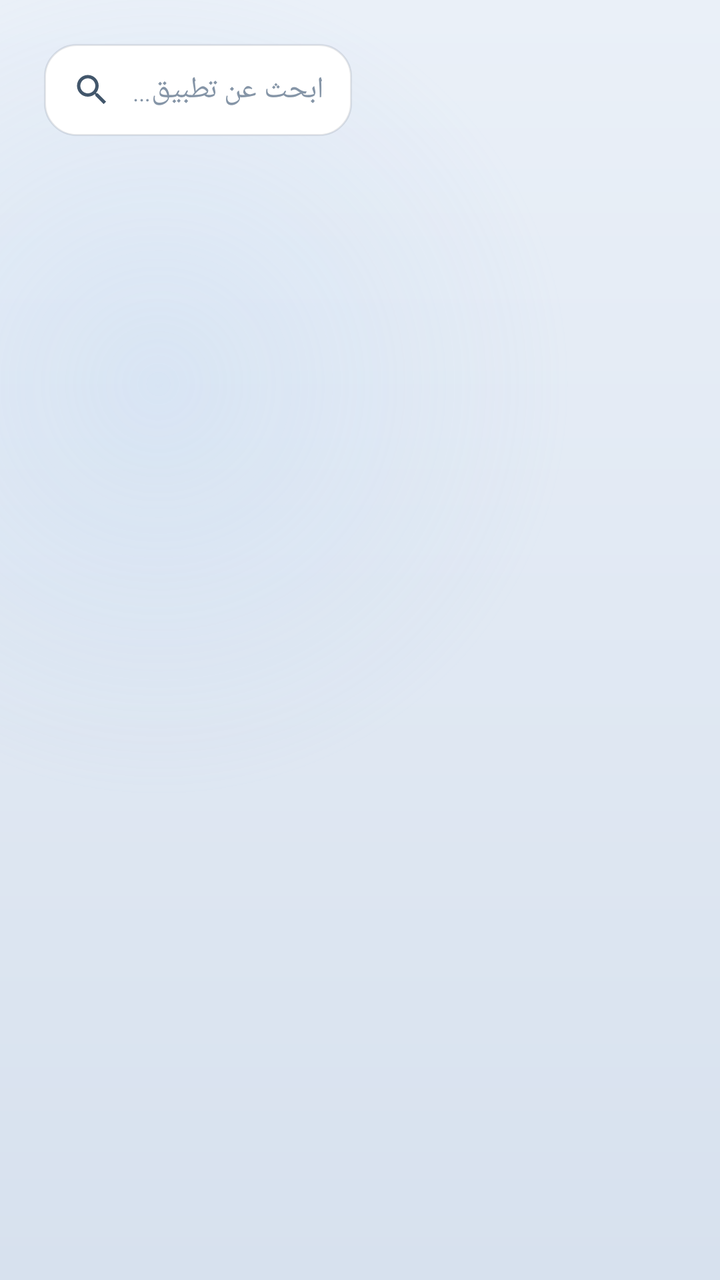
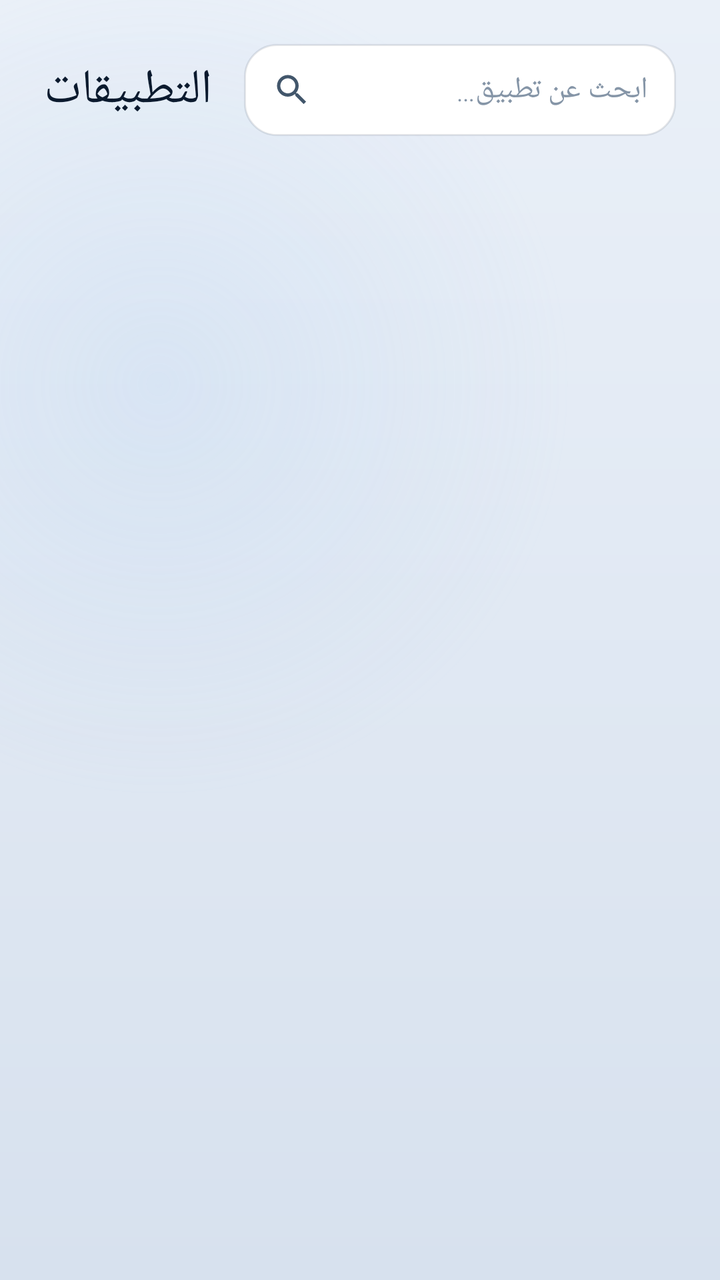

Before-and-after screenshots of an Android layout around one commit, followed by the original layout XML and the change that was made.
<!-- AndroidManifest.xml: application theme Theme.ZarwaLauncher -->
<!-- res/layout/fragment_apps.xml -->
<?xml version="1.0" encoding="utf-8"?>
<androidx.constraintlayout.widget.ConstraintLayout
    xmlns:android="http://schemas.android.com/apk/res/android"
    xmlns:app="http://schemas.android.com/apk/res/constraint"
    xmlns:tools="http://schemas.android.com/tools"
    android:layout_width="match_parent"
    android:layout_height="match_parent"
    android:padding="22dp">

    <TextView
        android:id="@+id/title"
        android:layout_width="wrap_content"
        android:layout_height="wrap_content"
        android:fontFamily="sans-serif-light"
        android:text="@string/all_apps"
        android:textColor="@color/text_primary"
        android:textSize="24sp"
        app:layout_constraintStart_toStartOf="parent"
        app:layout_constraintTop_toTopOf="parent"
        app:layout_constraintBottom_toBottomOf="@id/searchBox" />

    <LinearLayout
        android:id="@+id/searchBox"
        android:layout_width="0dp"
        android:layout_height="46dp"
        android:layout_marginStart="16dp"
        android:background="@drawable/search_bg"
        android:gravity="center_vertical"
        android:orientation="horizontal"
        android:paddingHorizontal="14dp"
        app:layout_constraintEnd_toEndOf="parent"
        app:layout_constraintStart_toEndOf="@id/title"
        app:layout_constraintTop_toTopOf="parent">

        <ImageView
            android:layout_width="20dp"
            android:layout_height="20dp"
            android:contentDescription="search"
            android:src="@drawable/ic_search" />

        <EditText
            android:id="@+id/editSearch"
            android:layout_width="match_parent"
            android:layout_height="match_parent"
            android:layout_marginStart="10dp"
            android:background="@null"
            android:hint="@string/search_apps"
            android:imeOptions="actionSearch"
            android:inputType="text"
            android:maxLines="1"
            android:textColor="@color/text_primary"
            android:textColorHint="@color/text_muted"
            android:textSize="15sp"
            tools:ignore="Autofill" />
    </LinearLayout>

    <androidx.recyclerview.widget.RecyclerView
        android:id="@+id/gridApps"
        android:layout_width="match_parent"
        android:layout_height="0dp"
        android:layout_marginTop="18dp"
        android:clipToPadding="false"
        app:layout_constraintBottom_toBottomOf="parent"
        app:layout_constraintTop_toBottomOf="@id/searchBox"
        tools:itemCount="15"
        tools:listitem="@layout/item_app" />

</androidx.constraintlayout.widget.ConstraintLayout>
<!-- res/layout/item_app.xml (included above) -->
<?xml version="1.0" encoding="utf-8"?>
<LinearLayout xmlns:android="http://schemas.android.com/apk/res/android"
    android:layout_width="match_parent"
    android:layout_height="wrap_content"
    android:layout_margin="6dp"
    android:background="@drawable/tile_bg"
    android:foreground="@drawable/tile_focus"
    android:clickable="true"
    android:focusable="true"
    android:gravity="center"
    android:orientation="vertical"
    android:paddingVertical="16dp">

    <ImageView
        android:id="@+id/appIcon"
        android:layout_width="54dp"
        android:layout_height="54dp"
        android:contentDescription="app icon" />

    <TextView
        android:id="@+id/appLabel"
        android:layout_width="match_parent"
        android:layout_height="wrap_content"
        android:layout_marginTop="8dp"
        android:ellipsize="end"
        android:gravity="center"
        android:maxLines="1"
        android:paddingHorizontal="4dp"
        android:text="App"
        android:textColor="@color/text_primary"
        android:textSize="13sp" />

</LinearLayout>
<!-- resources referenced by this layout -->
<resources>
  <color name="text_muted">#8595A7</color>
  <color name="text_primary">#0B1A2E</color>
  <!-- drawable ic_search (drawable) -->
  <vector xmlns:android="http://schemas.android.com/apk/res/android"
      android:width="24dp" android:height="24dp"
      android:viewportWidth="24" android:viewportHeight="24"
      android:tint="@color/text_secondary">
      <path android:fillColor="#FFFFFF"
          android:pathData="M15.5,14h-0.79l-0.28,-0.27C15.41,12.59 16,11.11 16,9.5 16,5.91 13.09,3 9.5,3S3,5.91 3,9.5 5.91,16 9.5,16c1.61,0 3.09,-0.59 4.23,-1.57l0.27,0.28v0.79l5,4.99L20.49,19l-4.99,-5zM9.5,14C7.01,14 5,11.99 5,9.5S7.01,5 9.5,5 14,7.01 14,9.5 11.99,14 9.5,14z" />
  </vector>
  <!-- drawable search_bg (drawable) -->
  <?xml version="1.0" encoding="utf-8"?>
  <shape xmlns:android="http://schemas.android.com/apk/res/android" android:shape="rectangle">
      <corners android:radius="16dp" />
      <solid android:color="@color/chip_fill" />
      <stroke android:width="1dp" android:color="@color/stroke" />
  </shape>
  <!-- drawable tile_bg (drawable) -->
  <?xml version="1.0" encoding="utf-8"?>
  <ripple xmlns:android="http://schemas.android.com/apk/res/android"
      android:color="@color/tile_press">
      <item>
          <shape android:shape="rectangle">
              <corners android:radius="22dp" />
              <gradient
                  android:angle="120"
                  android:startColor="@color/tile_fill_a"
                  android:endColor="@color/tile_fill_b"
                  android:type="linear" />
              <stroke android:width="1dp" android:color="@color/stroke" />
          </shape>
      </item>
  </ripple>
  <!-- drawable tile_focus (drawable) -->
  <?xml version="1.0" encoding="utf-8"?>
  <selector xmlns:android="http://schemas.android.com/apk/res/android">
      <item android:state_focused="true">
          <shape android:shape="rectangle">
              <corners android:radius="22dp" />
              <stroke android:width="2dp" android:color="@color/accent" />
              <solid android:color="@color/accent_soft" />
          </shape>
      </item>
      <item>
          <shape android:shape="rectangle">
              <corners android:radius="22dp" />
              <solid android:color="@android:color/transparent" />
          </shape>
      </item>
  </selector>
  <string name="all_apps">التطبيقات</string>
  <string name="search_apps">ابحث عن تطبيق…</string>
  <style name="Theme.ZarwaLauncher" parent="Theme.Material3.DayNight.NoActionBar">
          <item name="android:windowBackground">@drawable/bg_gradient</item>
          <item name="colorPrimary">@color/accent</item>
          <item name="colorOnPrimary">@color/white</item>
          <item name="android:colorBackground">@color/bg_bottom</item>
          <item name="android:statusBarColor">@android:color/transparent</item>
          <item name="android:navigationBarColor">@android:color/transparent</item>
          <item name="android:fontFamily">sans-serif-light</item>
      </style>
  <color name="text_secondary">#42566B</color>
  <color name="chip_fill">#FFFFFFFF</color>
  <color name="stroke">#1A0B1A2E</color>
  <color name="tile_press">#14000000</color>
  <color name="tile_fill_a">#FFFFFFFF</color>
  <color name="tile_fill_b">#F2F6FB</color>
  <color name="accent">#1E88D6</color>
  <color name="accent_soft">#221E88D6</color>
  <color name="white">#FFFFFFFF</color>
  <color name="bg_bottom">#D7E1EE</color>
  <color name="bg_top">#EAF0F8</color>
  <color name="glow">#33A9CBF0</color>
  <!-- unchanged entries left out for length: 1 -->
</resources>

<!-- the commit's change to res/layout/fragment_apps.xml (unified diff, before → after) -->
@@ -1,7 +1,7 @@
 <?xml version="1.0" encoding="utf-8"?>
 <androidx.constraintlayout.widget.ConstraintLayout
     xmlns:android="http://schemas.android.com/apk/res/android"
-    xmlns:app="http://schemas.android.com/apk/res/constraint"
+    xmlns:app="http://schemas.android.com/apk/res-auto"
     xmlns:tools="http://schemas.android.com/tools"
     android:layout_width="match_parent"
     android:layout_height="match_parent"
